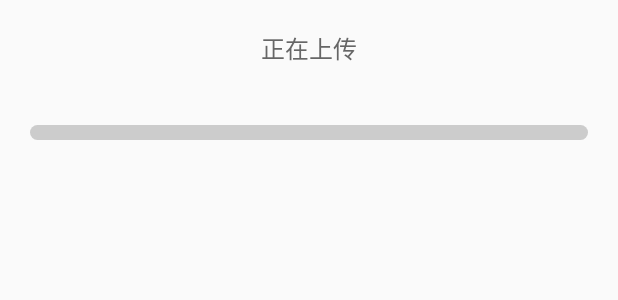
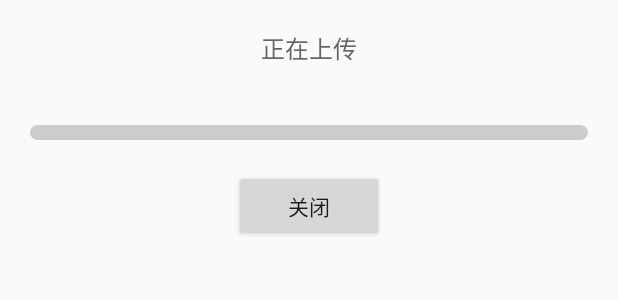
Before and after one commit to 603lyy/newapp, an Android app: the layout common_progress_dialog.xml on its own in the app's theme, with its tools: preview values and no code run, on a phone screen of 412 x 824 dp. Shown: the top 300 px of the screen. Run offline under Robolectric (Android 15) with nearby library versions, the phone set to English and light mode, and no system bars.

Commit message:
上传dialog界面修改，截图清晰度部分修改

```diff
--- a/app/src/main/java/cn/yaheen/online/activity/DetailActivity.java
+++ b/app/src/main/java/cn/yaheen/online/activity/DetailActivity.java
@@ -680,7 +680,7 @@ public class DetailActivity extends Activity {
                 List<UploadModel> uploadModels = uploadDAO.findByStatusAndUID(1, uuid);
                 if (uploadModels != null && uploadModels.size() > 0) {
                     dialog.dismiss();
-                    mDialog = new CommonProgressDialog(DetailActivity.this);
+                    mDialog = new CommonProgressDialog(DetailActivity.this, null);
                     mDialog.setMessage("正在上传");
                     mDialog.setProgressStyle(ProgressDialog.STYLE_HORIZONTAL);
                     mDialog.show();
@@ -705,7 +705,7 @@ public class DetailActivity extends Activity {
 
         List<UploadModel> uploadModels = uploadDAO.findByStatusAndUID(1, uuid);
         if (uploadModels != null && uploadModels.size() > 0) {
-            mDialog = new CommonProgressDialog(DetailActivity.this);
+            mDialog = new CommonProgressDialog(DetailActivity.this, null);
             mDialog.setMessage("正在上传");
             mDialog.setProgressStyle(ProgressDialog.STYLE_HORIZONTAL);
             mDialog.setOnCancelListener(new DialogInterface.OnCancelListener() {
--- a/app/src/main/java/cn/yaheen/online/activity/MainActivity.java
+++ b/app/src/main/java/cn/yaheen/online/activity/MainActivity.java
@@ -418,7 +418,7 @@ public class MainActivity extends Activity {
             });
 
 //            强制登录
-//            String courseUdi = preferencesUtils.get(courseName);
+//            String courseUdi = DefaultPrefsUtil.getCourseUid(courseName);
 //            LoginBean lb = new LoginBean();
 //            lb.setToken("xxxxx");
 //            goONlineActivity(courseUdi, lb);
--- a/app/src/main/java/cn/yaheen/online/activity/SketchpadMainActivity.java
+++ b/app/src/main/java/cn/yaheen/online/activity/SketchpadMainActivity.java
@@ -940,7 +940,7 @@ public class SketchpadMainActivity extends Activity implements  View.OnClickList
 		String uuid = sp.getString("uid", null);
 		List<UploadModel> uploadModels=uploadDAO.findByStatusAndUID(0,uuid);
 		if (uploadModels!=null&&uploadModels.size()>0){
-			mDialog = new CommonProgressDialog(SketchpadMainActivity.this);
+			mDialog = new CommonProgressDialog(SketchpadMainActivity.this,null);
 			mDialog.setMessage("正在上传");
 			mDialog.setProgressStyle(ProgressDialog.STYLE_HORIZONTAL);
 			mDialog.setOnCancelListener(new DialogInterface.OnCancelListener() {
--- a/app/src/main/java/cn/yaheen/online/activity/offline/OffMainActivity.java
+++ b/app/src/main/java/cn/yaheen/online/activity/offline/OffMainActivity.java
@@ -929,7 +929,7 @@ public class OffMainActivity extends Activity implements Receiver.Message {
                 List<UploadModel> uploadModels=uploadDAO.findByStatusAndUID(1,uuid);
                 if (uploadModels!=null&&uploadModels.size()>0){
                     dialog.dismiss();
-                    mDialog = new CommonProgressDialog(OffMainActivity.this);
+                    mDialog = new CommonProgressDialog(OffMainActivity.this,null);
                     mDialog.setMessage("正在上传");
                     mDialog.setProgressStyle(ProgressDialog.STYLE_HORIZONTAL);
                     mDialog.show();
@@ -955,7 +955,7 @@ public class OffMainActivity extends Activity implements Receiver.Message {
         i=1;
         List<UploadModel> uploadModels=uploadDAO.findByStatusAndUID(1,uuid);
         if (uploadModels!=null&&uploadModels.size()>0){
-            mDialog = new CommonProgressDialog(OffMainActivity.this);
+            mDialog = new CommonProgressDialog(OffMainActivity.this,null);
             mDialog.setMessage("正在上传");
             mDialog.setProgressStyle(ProgressDialog.STYLE_HORIZONTAL);
             mDialog.setOnCancelListener(new DialogInterface.OnCancelListener() {
--- a/app/src/main/java/cn/yaheen/online/activity/offline/TakePhotoActivity.java
+++ b/app/src/main/java/cn/yaheen/online/activity/offline/TakePhotoActivity.java
@@ -313,8 +313,8 @@ public class TakePhotoActivity extends Activity implements SurfaceHolder.Callbac
                     startActivity(intent);
                     Toast.makeText(TakePhotoActivity.this,photoPath,Toast.LENGTH_SHORT).show();
                     //有了照片路径，之后就是压缩图片，和之前没有什么区别
-
                     break;
+                default:
             }
         }
     }
--- a/app/src/main/java/cn/yaheen/online/dao/UploadDAO.java
+++ b/app/src/main/java/cn/yaheen/online/dao/UploadDAO.java
@@ -205,7 +205,6 @@ public class UploadDAO {
                 }
             }
 
-
         } catch (DbException e) {
             e.printStackTrace();
         }
--- a/app/src/main/res/layout/common_progress_dialog.xml
+++ b/app/src/main/res/layout/common_progress_dialog.xml
@@ -38,6 +38,14 @@
         android:progress="0"
         android:progressDrawable="@drawable/update_define_progress" />
 
+    <Button
+        android:id="@+id/progress_btn"
+        android:layout_width="100dp"
+        android:layout_height="wrap_content"
+        android:layout_marginLeft="20dp"
+        android:layout_marginRight="20dp"
+        android:layout_marginBottom="20dp"
+        android:text="关闭"/>
 </LinearLayout>
 
 <!--<FrameLayout xmlns:android="http://schemas.android.com/apk/res/android"-->
```
Also changed, not shown: app/src/main/java/cn/yaheen/online/activity/online/OnlineMainActivity.java (+20 -9 lines), app/src/main/java/cn/yaheen/online/view/CommonProgressDialog.java (+14 -8 lines), app/src/main/java/me/panavtec/drawableview/draw/BitmapCanvas.java (+7 -6 lines).
